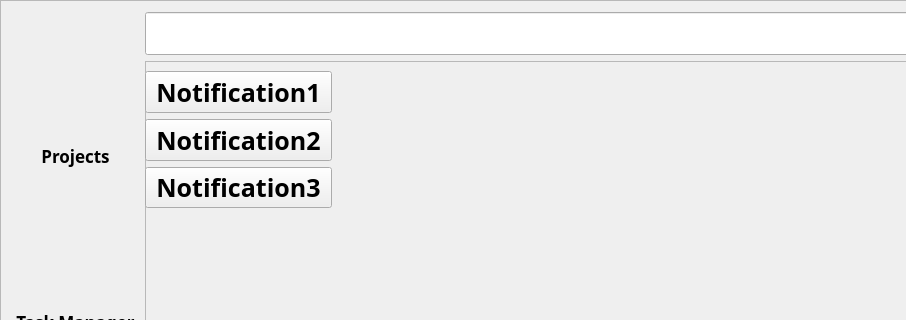
Old version of the form ui/MainWindowInbox1.0.ui in the repository kiozet/TaskManagerWithAI; both pictures show x 0 to 906 and y 0 to 320 of the 1193 by 810 pixel window.
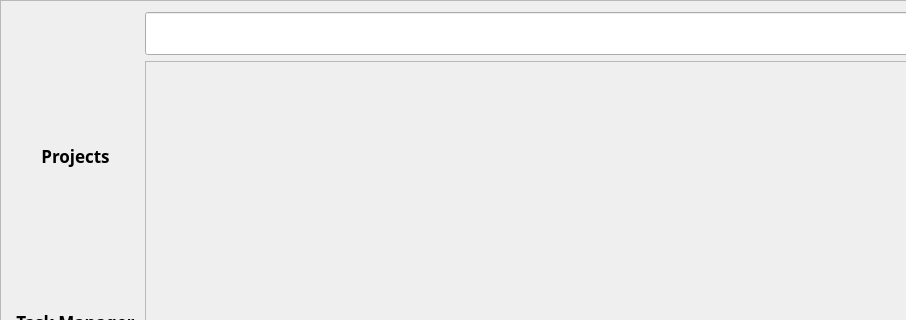
New version of the form.

The edit to the form file:
```diff
--- a/ui/MainWindowInbox1.0.ui
+++ b/ui/MainWindowInbox1.0.ui
@@ -164,39 +164,6 @@
          <property name="frameShadow">
           <enum>QFrame::Raised</enum>
          </property>
-         <widget class="QWidget" name="layoutWidget">
-          <property name="geometry">
-           <rect>
-            <x>0</x>
-            <y>10</y>
-            <width>681</width>
-            <height>137</height>
-           </rect>
-          </property>
-          <layout class="QVBoxLayout" name="verticalLayout_2">
-           <item>
-            <widget class="QToolButton" name="toolButton">
-             <property name="text">
-              <string>Notification1</string>
-             </property>
-            </widget>
-           </item>
-           <item>
-            <widget class="QToolButton" name="toolButton_2">
-             <property name="text">
-              <string>Notification2</string>
-             </property>
-            </widget>
-           </item>
-           <item>
-            <widget class="QToolButton" name="toolButton_3">
-             <property name="text">
-              <string>Notification3</string>
-             </property>
-            </widget>
-           </item>
-          </layout>
-         </widget>
         </widget>
        </item>
        <item>
```
Left out of the diff: 10 changed lines with no effect on the pictures.
